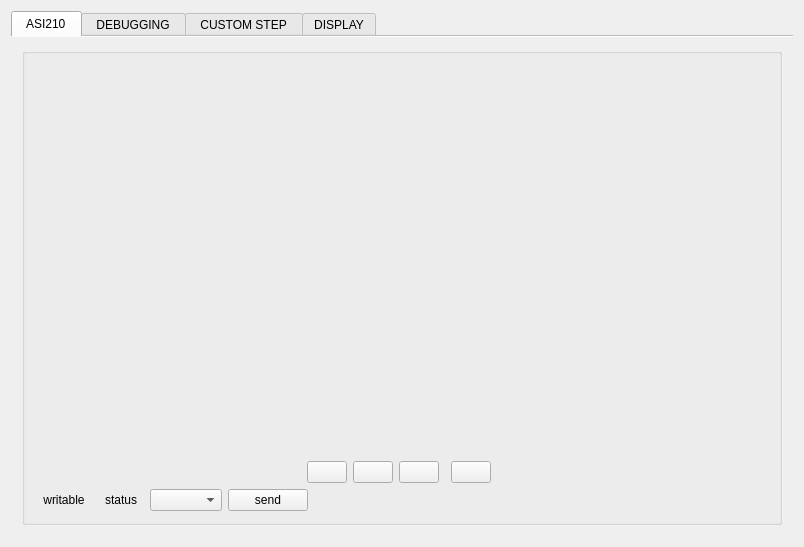
The window that mainwindow.ui (atakanakbulut/ASI210) describes before a commit, drawn with Qt 5.
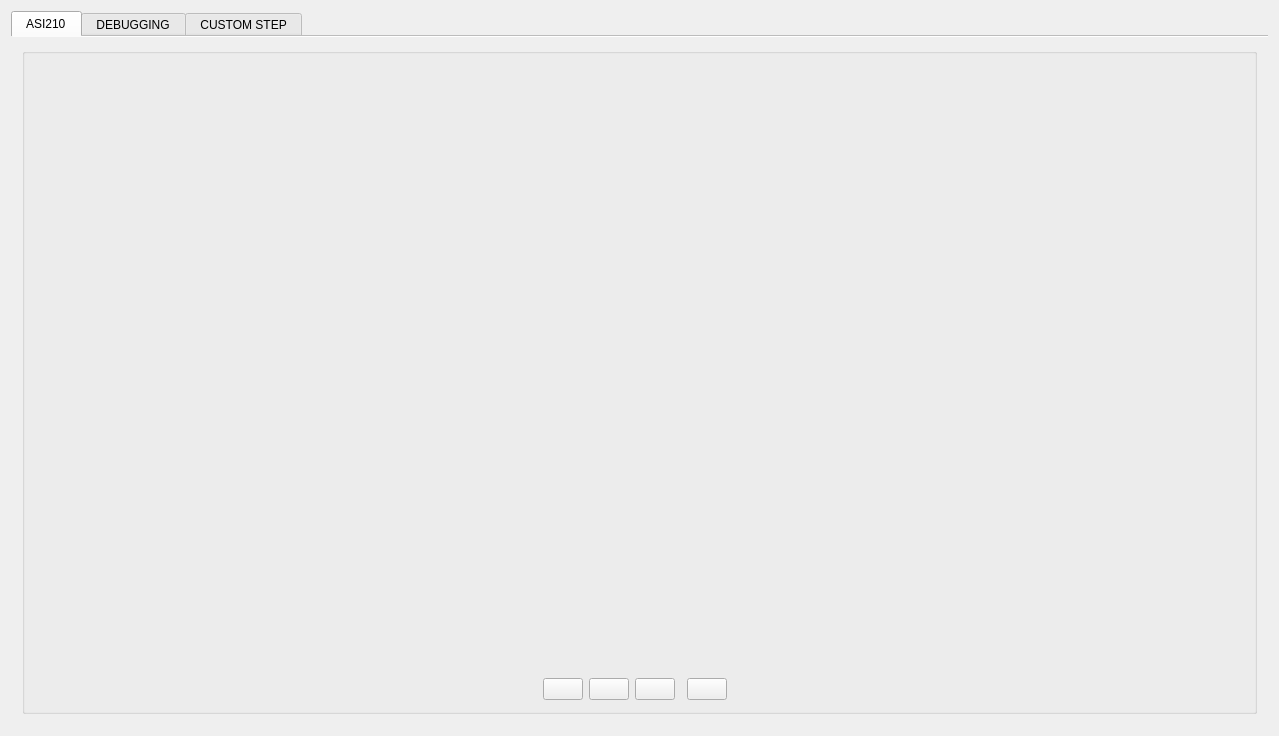
The same window after the commit. Icons and pictures are not drawn.

Commit message: ASI210: re-scaled ui and received data added to debugging func

Diff of the .ui file:
```diff
--- a/mainwindow.ui
+++ b/mainwindow.ui
@@ -6,8 +6,8 @@
    <rect>
     <x>0</x>
     <y>0</y>
-    <width>804</width>
-    <height>547</height>
+    <width>1279</width>
+    <height>736</height>
    </rect>
   </property>
   <property name="windowTitle">
@@ -56,23 +56,90 @@
         <string> ASI210 </string>
        </attribute>
        <layout class="QGridLayout" name="gridLayout_3">
-        <item row="1" column="0">
+        <item row="0" column="0">
          <widget class="QGroupBox" name="groupBox">
           <property name="title">
            <string/>
           </property>
           <layout class="QGridLayout" name="gridLayout_4">
-           <item row="0" column="0" colspan="5">
+           <item row="0" column="0" colspan="2">
             <layout class="QGridLayout" name="gridLayout_2">
-             <item row="1" column="3">
+             <item row="1" column="2">
+              <widget class="QPushButton" name="BUTTON1">
+               <property name="text">
+                <string/>
+               </property>
+              </widget>
+             </item>
+             <item row="1" column="8">
+              <spacer name="horizontalSpacer_2">
+               <property name="orientation">
+                <enum>Qt::Horizontal</enum>
+               </property>
+               <property name="sizeHint" stdset="0">
+                <size>
+                 <width>88</width>
+                 <height>20</height>
+                </size>
+               </property>
+              </spacer>
+             </item>
+             <item row="1" column="0">
+              <spacer name="horizontalSpacer">
+               <property name="orientation">
+                <enum>Qt::Horizontal</enum>
+               </property>
+               <property name="sizeHint" stdset="0">
+                <size>
+                 <width>88</width>
+                 <height>20</height>
+                </size>
+               </property>
+              </spacer>
+             </item>
+             <item row="1" column="4">
               <widget class="QPushButton" name="BUTTON3">
                <property name="text">
                 <string/>
                </property>
               </widget>
              </item>
-             <item row="0" column="0" colspan="8">
+             <item row="1" column="3">
+              <widget class="QPushButton" name="BUTTON2">
+               <property name="text">
+                <string/>
+               </property>
+              </widget>
+             </item>
+             <item row="1" column="6">
+              <widget class="QPushButton" name="BUTTON4">
+               <property name="text">
+                <string/>
+               </property>
+              </widget>
+             </item>
+             <item row="1" column="7">
+              <widget class="QLabel" name="label">
+               <property name="text">
+                <string>     </string>
+               </property>
+              </widget>
+             </item>
+             <item row="0" column="0" colspan="9">
               <layout class="QHBoxLayout" name="horizontalLayout">
+               <item>
+                <spacer name="verticalSpacer_2">
+                 <property name="orientation">
+                  <enum>Qt::Vertical</enum>
+                 </property>
+                 <property name="sizeHint" stdset="0">
+                  <size>
+                   <width>20</width>
+                   <height>40</height>
+                  </size>
+                 </property>
+                </spacer>
+               </item>
                <item>
                 <widget class="QLabel" name="LCDLABEL2">
                  <property name="text">
@@ -91,98 +158,15 @@
                </item>
               </layout>
              </item>
-             <item row="1" column="2">
-              <widget class="QPushButton" name="BUTTON2">
-               <property name="text">
-                <string/>
-               </property>
-              </widget>
-             </item>
-             <item row="1" column="5">
-              <widget class="QPushButton" name="BUTTON4">
-               <property name="text">
-                <string/>
-               </property>
-              </widget>
-             </item>
-             <item row="1" column="7">
-              <spacer name="horizontalSpacer_2">
-               <property name="orientation">
-                <enum>Qt::Horizontal</enum>
-               </property>
-               <property name="sizeHint" stdset="0">
-                <size>
-                 <width>88</width>
-                 <height>20</height>
-                </size>
-               </property>
-              </spacer>
-             </item>
              <item row="1" column="1">
-              <widget class="QPushButton" name="BUTTON1">
+              <widget class="QLabel" name="label_2">
                <property name="text">
                 <string/>
                </property>
               </widget>
              </item>
-             <item row="1" column="0">
-              <spacer name="horizontalSpacer">
-               <property name="orientation">
-                <enum>Qt::Horizontal</enum>
-               </property>
-               <property name="sizeHint" stdset="0">
-                <size>
-                 <width>88</width>
-                 <height>20</height>
-                </size>
-               </property>
-              </spacer>
-             </item>
             </layout>
            </item>
-           <item row="1" column="0">
-            <widget class="QToolButton" name="writeablestatus">
-             <property name="text">
-              <string>writable</string>
-             </property>
-             <property name="autoRaise">
-              <bool>true</bool>
-             </property>
-            </widget>
-           </item>
-           <item row="1" column="1">
-            <widget class="QToolButton" name="connectionstatus">
-             <property name="text">
-              <string>status</string>
-             </property>
-             <property name="autoRaise">
-              <bool>true</bool>
-             </property>
-            </widget>
-           </item>
-           <item row="1" column="2">
-            <widget class="QComboBox" name="comboBox"/>
-           </item>
-           <item row="1" column="3">
-            <widget class="QPushButton" name="sender">
-             <property name="text">
-              <string>send</string>
-             </property>
-            </widget>
-           </item>
-           <item row="1" column="4">
-            <spacer name="horizontalSpacer_3">
-             <property name="orientation">
-              <enum>Qt::Horizontal</enum>
-             </property>
-             <property name="sizeHint" stdset="0">
-              <size>
-               <width>40</width>
-               <height>20</height>
-              </size>
-             </property>
-            </spacer>
-           </item>
           </layout>
          </widget>
         </item>
@@ -193,13 +177,27 @@
         <string> DEBUGGING </string>
        </attribute>
        <layout class="QGridLayout" name="gridLayout_5">
-        <item row="0" column="0">
+        <item row="0" column="0" colspan="3">
          <widget class="QPlainTextEdit" name="console">
           <property name="readOnly">
            <bool>true</bool>
           </property>
          </widget>
         </item>
+        <item row="1" column="1">
+         <widget class="QToolButton" name="writeablestatus">
+          <property name="text">
+           <string>writable</string>
+          </property>
+         </widget>
+        </item>
+        <item row="1" column="0">
+         <widget class="QToolButton" name="connectionstatus">
+          <property name="text">
+           <string>serial port</string>
+          </property>
+         </widget>
+        </item>
        </layout>
       </widget>
       <widget class="QWidget" name="tab_3">
@@ -212,7 +210,7 @@
           <item row="0" column="1">
            <widget class="QGroupBox" name="groupBox_3">
             <property name="title">
-             <string extracomment="this mode directly send to command on serialport">                                                               RECEIVED DATA</string>
+             <string extracomment="this mode directly send to command on serialport">                               DATA</string>
             </property>
             <layout class="QGridLayout" name="gridLayout_11">
              <item row="0" column="0">
@@ -227,14 +225,7 @@
              <string>                                        DIRECT PUSH MODE</string>
             </property>
             <layout class="QGridLayout" name="gridLayout_10">
-             <item row="0" column="1">
-              <widget class="QLabel" name="label">
-               <property name="text">
-                <string>status</string>
-               </property>
-              </widget>
-             </item>
-             <item row="1" column="0" colspan="2">
+             <item row="0" column="0" colspan="2">
               <layout class="QGridLayout" name="gridLayout_9">
                <item row="0" column="0">
                 <widget class="QLineEdit" name="pushcmd">
@@ -268,7 +259,7 @@
                  <item row="1" column="1">
                   <widget class="QPushButton" name="pushButton">
                    <property name="text">
-                    <string>push</string>
+                    <string>send ready data</string>
                    </property>
                   </widget>
                  </item>
@@ -276,18 +267,41 @@
                </item>
               </layout>
              </item>
-             <item row="2" column="0">
-              <spacer name="verticalSpacer">
-               <property name="orientation">
-                <enum>Qt::Vertical</enum>
+             <item row="1" column="0" colspan="2">
+              <widget class="QGroupBox" name="groupBox_4">
+               <property name="title">
+                <string>                   SEND ASI SPESIFIC</string>
                </property>
-               <property name="sizeHint" stdset="0">
-                <size>
-                 <width>20</width>
-                 <height>320</height>
-                </size>
-               </property>
-              </spacer>
+               <layout class="QGridLayout" name="gridLayout_13">
+                <item row="0" column="0">
+                 <layout class="QHBoxLayout" name="horizontalLayout_2">
+                  <item>
+                   <widget class="QComboBox" name="comboBox"/>
+                  </item>
+                  <item>
+                   <widget class="QPushButton" name="sender">
+                    <property name="text">
+                     <string>send</string>
+                    </property>
+                   </widget>
+                  </item>
+                 </layout>
+                </item>
+                <item row="1" column="0">
+                 <spacer name="verticalSpacer">
+                  <property name="orientation">
+                   <enum>Qt::Vertical</enum>
+                  </property>
+                  <property name="sizeHint" stdset="0">
+                   <size>
+                    <width>20</width>
+                    <height>40</height>
+                   </size>
+                  </property>
+                 </spacer>
+                </item>
+               </layout>
+              </widget>
              </item>
             </layout>
            </widget>
@@ -296,29 +310,6 @@
         </item>
        </layout>
       </widget>
-      <widget class="QWidget" name="tab_4">
-       <attribute name="title">
-        <string>DISPLAY</string>
-       </attribute>
-       <layout class="QGridLayout" name="gridLayout_12">
-        <item row="0" column="0">
-         <widget class="QLCDNumber" name="lcdNumber">
-          <property name="smallDecimalPoint">
-           <bool>true</bool>
-          </property>
-          <property name="digitCount">
-           <number>6</number>
-          </property>
-          <property name="segmentStyle">
-           <enum>QLCDNumber::Flat</enum>
-          </property>
-          <property name="intValue" stdset="0">
-           <number>1111111</number>
-          </property>
-         </widget>
-        </item>
-       </layout>
-      </widget>
      </widget>
     </item>
    </layout>
```
The commit also changes 3 other files.
